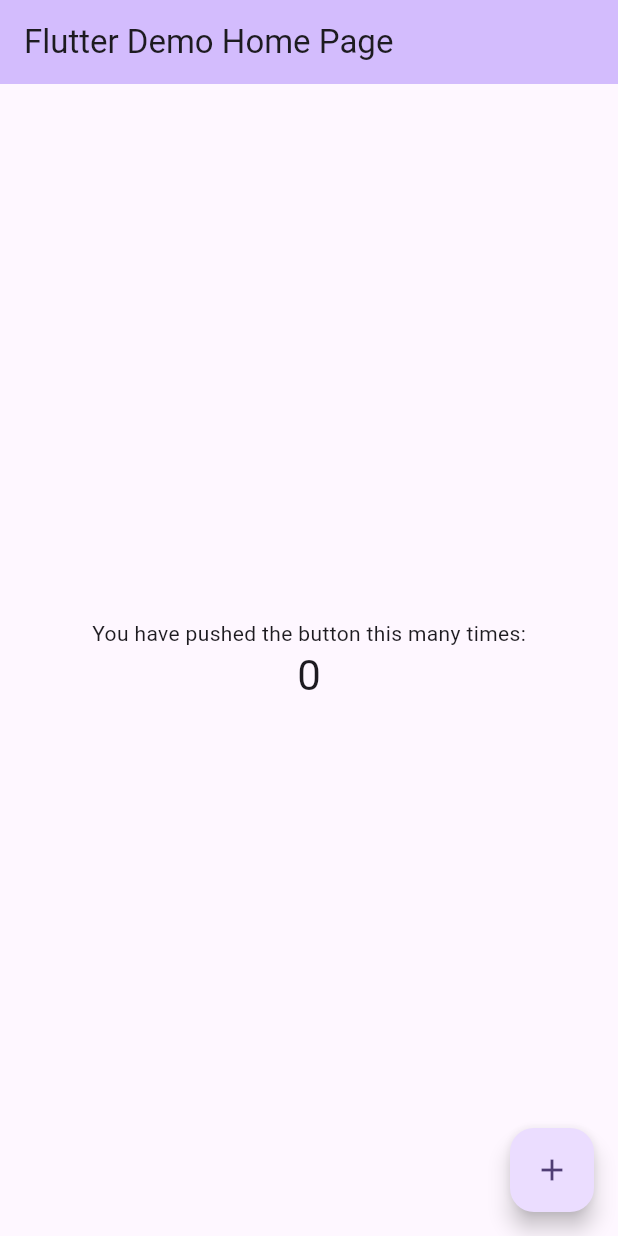
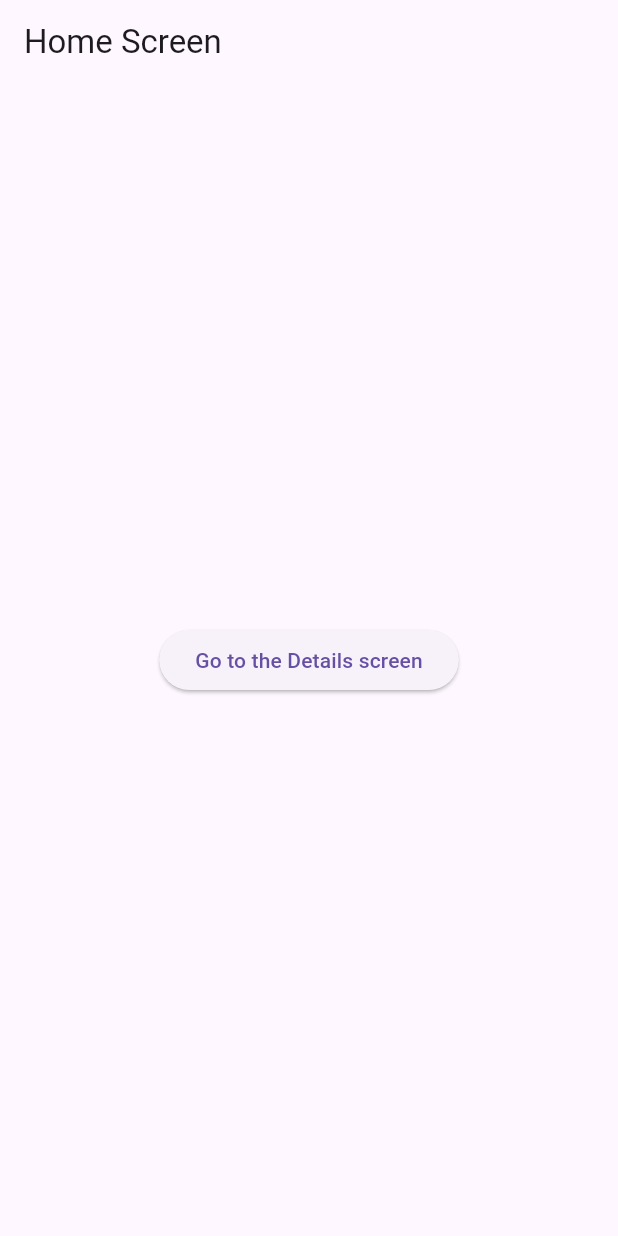
Before and after one commit to shijinthottiyil/mylearning, a Flutter app: the screen it shows after launch, on a phone screen of 412 x 824 dp. Run offline on Flutter 3.47's test engine with Material 3 defaults, Android fonts, the light colour scheme and no system bars; our stand-ins replace go_router.

Commit message:
goroute basic

```diff
--- a/lib/main.dart
+++ b/lib/main.dart
@@ -1,125 +1,74 @@
+// ==========================================================================LEARNING ABOUT GOROUTER=================================================================================================
 import 'package:flutter/material.dart';
+import 'package:go_router/go_router.dart';
 
-void main() {
-  runApp(const MyApp());
-}
+void main() => runApp(const MyApp());
+
+///The route configuration
+final GoRouter _router = GoRouter(
+  routes: [
+    GoRoute(
+      path: '/',
+      builder: (BuildContext context, GoRouterState state) {
+        return const Homeview();
+      },
+      routes: [
+        GoRoute(
+          path: 'details',
+          builder: (BuildContext context, GoRouterState state) {
+            return const DetailsView();
+          },
+        ),
+      ],
+    ),
+  ],
+);
 
 class MyApp extends StatelessWidget {
   const MyApp({super.key});
 
-  // This widget is the root of your application.
   @override
   Widget build(BuildContext context) {
-    return MaterialApp(
-      title: 'Flutter Demo',
-      theme: ThemeData(
-        // This is the theme of your application.
-        //
-        // TRY THIS: Try running your application with "flutter run". You'll see
-        // the application has a blue toolbar. Then, without quitting the app,
-        // try changing the seedColor in the colorScheme below to Colors.green
-        // and then invoke "hot reload" (save your changes or press the "hot
-        // reload" button in a Flutter-supported IDE, or press "r" if you used
-        // the command line to start the app).
-        //
-        // Notice that the counter didn't reset back to zero; the application
-        // state is not lost during the reload. To reset the state, use hot
-        // restart instead.
-        //
-        // This works for code too, not just values: Most code changes can be
-        // tested with just a hot reload.
-        colorScheme: ColorScheme.fromSeed(seedColor: Colors.deepPurple),
-        useMaterial3: true,
-      ),
-      home: const MyHomePage(title: 'Flutter Demo Home Page'),
+    return MaterialApp.router(
+      routerConfig: _router,
     );
   }
 }
 
-class MyHomePage extends StatefulWidget {
-  const MyHomePage({super.key, required this.title});
-
-  // This widget is the home page of your application. It is stateful, meaning
-  // that it has a State object (defined below) that contains fields that affect
-  // how it looks.
-
-  // This class is the configuration for the state. It holds the values (in this
-  // case the title) provided by the parent (in this case the App widget) and
-  // used by the build method of the State. Fields in a Widget subclass are
-  // always marked "final".
-
-  final String title;
-
-  @override
-  State<MyHomePage> createState() => _MyHomePageState();
-}
-
-class _MyHomePageState extends State<MyHomePage> {
-  int _counter = 0;
-
-  void _incrementCounter() {
-    setState(() {
-      // This call to setState tells the Flutter framework that something has
-      // changed in this State, which causes it to rerun the build method below
-      // so that the display can reflect the updated values. If we changed
-      // _counter without calling setState(), then the build method would not be
-      // called again, and so nothing would appear to happen.
-      _counter++;
-    });
-  }
+class Homeview extends StatelessWidget {
+  const Homeview({super.key});
 
   @override
   Widget build(BuildContext context) {
-    // This method is rerun every time setState is called, for instance as done
-    // by the _incrementCounter method above.
-    //
-    // The Flutter framework has been optimized to make rerunning build methods
-    // fast, so that you can just rebuild anything that needs updating rather
-    // than having to individually change instances of widgets.
     return Scaffold(
-      appBar: AppBar(
-        // TRY THIS: Try changing the color here to a specific color (to
-        // Colors.amber, perhaps?) and trigger a hot reload to see the AppBar
-        // change color while the other colors stay the same.
-        backgroundColor: Theme.of(context).colorScheme.inversePrimary,
-        // Here we take the value from the MyHomePage object that was created by
-        // the App.build method, and use it to set our appbar title.
-        title: Text(widget.title),
-      ),
+      appBar: AppBar(title: const Text('Home Screen')),
       body: Center(
-        // Center is a layout widget. It takes a single child and positions it
-        // in the middle of the parent.
-        child: Column(
-          // Column is also a layout widget. It takes a list of children and
-          // arranges them vertically. By default, it sizes itself to fit its
-          // children horizontally, and tries to be as tall as its parent.
-          //
-          // Column has various properties to control how it sizes itself and
-          // how it positions its children. Here we use mainAxisAlignment to
-          // center the children vertically; the main axis here is the vertical
-          // axis because Columns are vertical (the cross axis would be
-          // horizontal).
-          //
-          // TRY THIS: Invoke "debug painting" (choose the "Toggle Debug Paint"
-          // action in the IDE, or press "p" in the console), to see the
-          // wireframe for each widget.
-          mainAxisAlignment: MainAxisAlignment.center,
-          children: <Widget>[
-            const Text(
-              'You have pushed the button this many times:',
-            ),
-            Text(
-              '$_counter',
-              style: Theme.of(context).textTheme.headlineMedium,
-            ),
-          ],
+        child: ElevatedButton(
+          onPressed: () {
+            context.go('/details');
+          },
+          child: const Text('Go to the Details screen'),
         ),
       ),
-      floatingActionButton: FloatingActionButton(
-        onPressed: _incrementCounter,
-        tooltip: 'Increment',
-        child: const Icon(Icons.add),
-      ), // This trailing comma makes auto-formatting nicer for build methods.
     );
   }
 }
+
+/// The details screen
+class DetailsView extends StatelessWidget {
+  /// Constructs a [DetailsView]
+  const DetailsView({super.key});
+
+  @override
+  Widget build(BuildContext context) {
+    return Scaffold(
+      appBar: AppBar(title: const Text('Details Screen')),
+      body: Center(
+        child: ElevatedButton(
+          onPressed: () => context.go('/'),
+          child: const Text('Go back to the Home screen'),
+        ),
+      ),
+    );
+  }
+}
--- a/pubspec.yaml
+++ b/pubspec.yaml
@@ -30,6 +30,7 @@ environment:
 dependencies:
   flutter:
     sdk: flutter
+  go_router: ^13.0.1
 
 
   # The following adds the Cupertino Icons font to your application.
```
Also changed, not shown: pubspec.lock.
